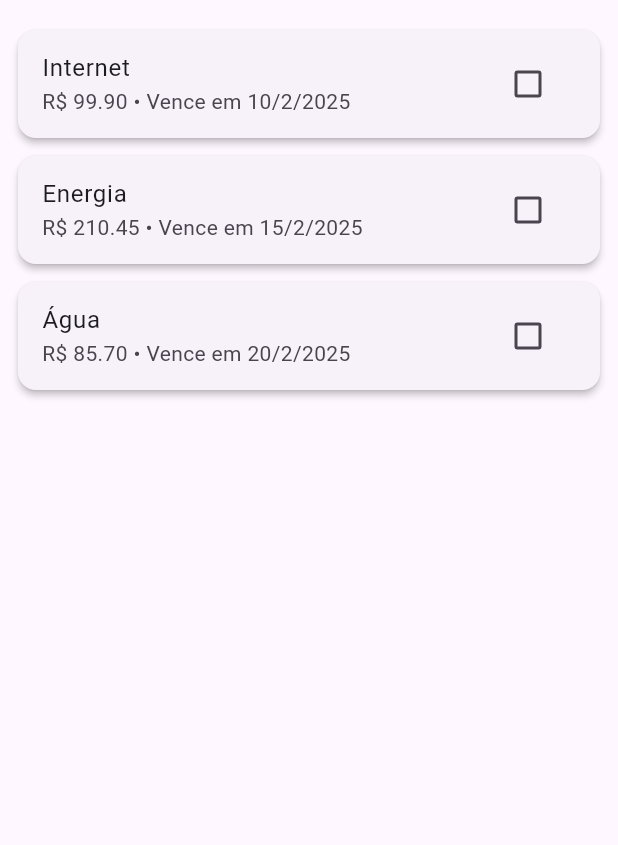
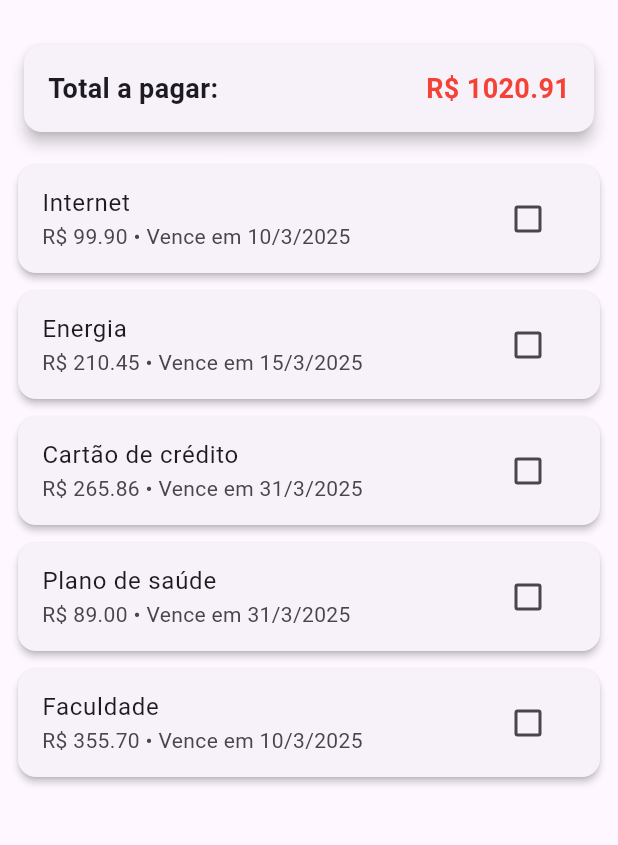
Before and after one commit to Abilio-Batista/Projeto-pratico, a Flutter app: the screen it shows after launch, on a phone screen of 412 x 824 dp, the part 63-908 px from its top. Run offline on Flutter 3.47's test engine with Material 3 defaults, Android fonts, the phone set to English and light mode, and no system bars.

Commit message:
adcionando lógica do valor total e sua subtração

```diff
--- a/lib/home_page.dart
+++ b/lib/home_page.dart
@@ -11,10 +11,18 @@ class HomePage extends StatefulWidget {
 
 class _HomePageState extends State<HomePage> {
   final List<Conta> contas = [
-    Conta(titulo: "Internet", valor: 99.90, vencimento: DateTime(2025, 2, 10)),
-    Conta(titulo: "Energia", valor: 210.45, vencimento: DateTime(2025, 2, 15)),
-    Conta(titulo: "Água", valor: 85.70, vencimento: DateTime(2025, 2, 20)),
+    Conta(titulo: "Internet", valor: 99.90, vencimento: DateTime(2025, 3, 10)),
+    Conta(titulo: "Energia", valor: 210.45, vencimento: DateTime(2025, 3, 15)),
+    Conta(titulo: "Cartão de crédito", valor: 265.86, vencimento: DateTime(2025, 3, 31)),
+    Conta(titulo: "Plano de saúde", valor: 89.00, vencimento: DateTime(2025, 3, 31)),
+    Conta(titulo: "Faculdade", valor: 355.70, vencimento: DateTime(2025, 3, 10)),
   ];
+
+  double get totalAPagar {
+    return contas
+        .where((c) => !c.paga)
+        .fold(0.0, (soma, conta) => soma + conta.valor);
+  }
 
   void marcarComoPago(Conta conta) {
     setState(() {
@@ -29,7 +37,43 @@ class _HomePageState extends State<HomePage> {
         title: const Text("Gerenciador de Contas a Pagar"),
         centerTitle: true,
       ),
-      body: ListView.builder(
+
+      body: Column(
+        children: [
+          Card(
+            elevation: 4,
+            margin: const EdgeInsets.all(16),
+            shape: RoundedRectangleBorder(
+              borderRadius: BorderRadius.circular(12),
+            ),
+            child: Padding(
+              padding: const EdgeInsets.all(16),
+              child: Row(
+                mainAxisAlignment: MainAxisAlignment.spaceBetween,
+                children: [
+                  const Text(
+                    "Total a pagar:",
+                    style: TextStyle(
+                      fontSize: 18,
+                      fontWeight: FontWeight.bold,
+                    ),
+                  ),
+                  Text(
+                    "R\$ ${totalAPagar.toStringAsFixed(2)}",
+                    style: const TextStyle(
+                      fontSize: 18,
+                      fontWeight: FontWeight.bold,
+                      color: Colors.red,
+                    ),
+                  ),
+                ],
+              ),
+            ),
+          ),
+
+          // ⭐ Lista de contas
+          Expanded(
+            child: ListView.builder(
               itemCount: contas.length,
               itemBuilder: (context, index) {
                 return ContaCard(
@@ -38,6 +82,9 @@ class _HomePageState extends State<HomePage> {
                 );
               },
             ),
+          ),
+        ],
+      ),
     );
   }
 }
```
Lines whose indentation alone changed are shown as unchanged.
